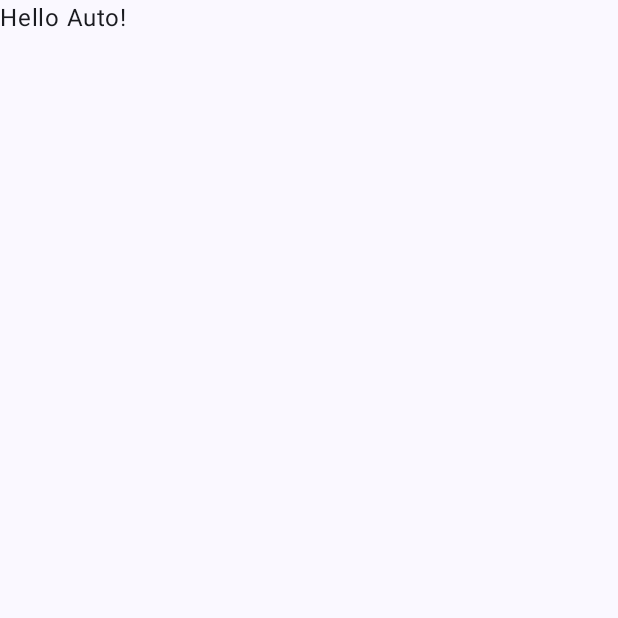
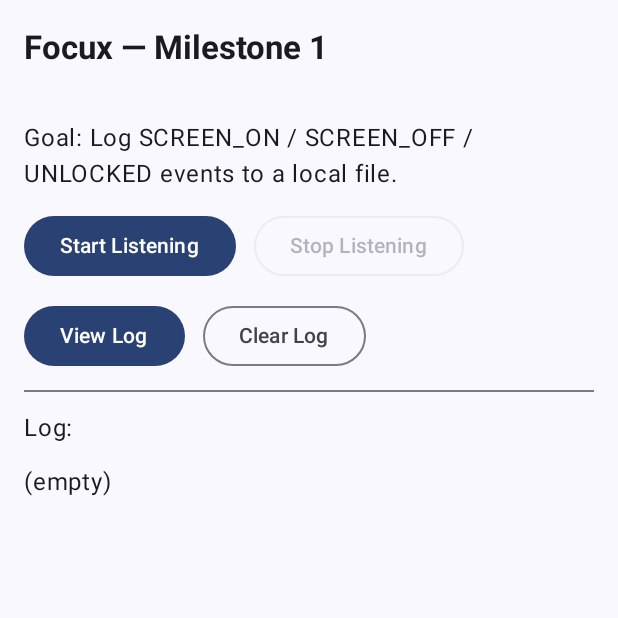
Before and after one commit to Vichu95/DayOne, an Android app built with Jetpack Compose: the screen it shows after launch (MainActivity), on a phone screen of 412 x 824 dp, the top half of it. Before the commit the part shown is almost empty. Run offline under Robolectric (Android 15) with nearby library versions, the light colour scheme and no system bars.

Commit message:
First trail with logging phone unlocks is working : moving to actual project folder now

```diff
--- a/AndroidApp/Focux/app/src/main/java/com/focux/focux/MainActivity.kt
+++ b/AndroidApp/Focux/app/src/main/java/com/focux/focux/MainActivity.kt
@@ -1,47 +1,130 @@
 package com.focux.focux
 
+import android.content.Intent
+import android.content.IntentFilter
 import android.os.Bundle
 import androidx.activity.ComponentActivity
 import androidx.activity.compose.setContent
 import androidx.activity.enableEdgeToEdge
-import androidx.compose.foundation.layout.fillMaxSize
-import androidx.compose.foundation.layout.padding
-import androidx.compose.material3.Scaffold
-import androidx.compose.material3.Text
-import androidx.compose.runtime.Composable
+import androidx.compose.foundation.layout.*
+import androidx.compose.foundation.rememberScrollState
+import androidx.compose.foundation.verticalScroll
+import androidx.compose.material3.*
+import androidx.compose.runtime.*
 import androidx.compose.ui.Modifier
-import androidx.compose.ui.tooling.preview.Preview
+import androidx.compose.ui.text.font.FontWeight
+import androidx.compose.ui.unit.dp
 import com.focux.focux.ui.theme.FocuxTheme
 
 class MainActivity : ComponentActivity() {
+
+    private val receiver = ScreenReceiver()
+    private var isRegistered = false
+
+    private fun register() {
+        if (isRegistered) return
+        val filter = IntentFilter().apply {
+            addAction(Intent.ACTION_SCREEN_ON)
+            addAction(Intent.ACTION_SCREEN_OFF)
+            addAction(Intent.ACTION_USER_PRESENT)
+        }
+        registerReceiver(receiver, filter)
+        isRegistered = true
+    }
+
+    private fun unregister() {
+        if (!isRegistered) return
+        runCatching { unregisterReceiver(receiver) }
+        isRegistered = false
+    }
+
     override fun onCreate(savedInstanceState: Bundle?) {
         super.onCreate(savedInstanceState)
         enableEdgeToEdge()
         setContent {
             FocuxTheme {
-                Scaffold(modifier = Modifier.fillMaxSize()) { innerPadding ->
-                    Greeting(
-                        name = "Auto",
-                        modifier = Modifier.padding(innerPadding)
-                    )
+                MaterialTheme { // keep your theme; Material3 is fine
+                    Surface(Modifier.fillMaxSize()) {
+                        MainScreen(
+                            onStart = { register(); LogWriter.append(this, "LISTENING_STARTED") },
+                            onStop = { unregister(); LogWriter.append(this, "LISTENING_STOPPED") },
+                            onClear = { LogWriter.clear(this) },
+                            readLog = { LogWriter.read(this) }
+                        )
+                    }
                 }
             }
         }
     }
+
+    override fun onDestroy() {
+        super.onDestroy()
+        unregister()
+    }
 }
 
+@OptIn(ExperimentalMaterial3Api::class)
 @Composable
-fun Greeting(name: String, modifier: Modifier = Modifier) {
-    Text(
-        text = "Hello $name!",
-        modifier = modifier
-    )
-}
+private fun MainScreen(
+    onStart: () -> Unit,
+    onStop: () -> Unit,
+    onClear: () -> Unit,
+    readLog: () -> String,
+) {
+    var isListening by remember { mutableStateOf(false) }
+    var logText by remember { mutableStateOf("") }
 
-@Preview(showBackground = true)
-@Composable
-fun GreetingPreview() {
-    FocuxTheme {
-        Greeting("Vishn")
+    Scaffold(
+        topBar = { TopAppBar(title = { Text("Focux — Milestone 1", fontWeight = FontWeight.Bold) }) }
+    ) { padding ->
+        Column(
+            Modifier
+                .padding(padding)
+                .padding(16.dp)
+                .fillMaxSize(),
+            verticalArrangement = Arrangement.spacedBy(12.dp)
+        ) {
+            Text("Goal: Log SCREEN_ON / SCREEN_OFF / UNLOCKED events to a local file.")
+
+            Row(horizontalArrangement = Arrangement.spacedBy(12.dp)) {
+                Button(
+                    onClick = {
+                        if (!isListening) {
+                            onStart()
+                            isListening = true
+                        }
+                    },
+                    enabled = !isListening
+                ) { Text("Start Listening") }
+
+                OutlinedButton(
+                    onClick = {
+                        if (isListening) {
+                            onStop()
+                            isListening = false
+                        }
+                    },
+                    enabled = isListening
+                ) { Text("Stop Listening") }
+            }
+
+            Row(horizontalArrangement = Arrangement.spacedBy(12.dp)) {
+                Button(onClick = { logText = readLog() }) { Text("View Log") }
+                OutlinedButton(onClick = {
+                    onClear()
+                    logText = ""
+                }) { Text("Clear Log") }
+            }
+
+            Divider()
+            Text("Log:")
+            Text(
+                text = if (logText.isBlank()) "(empty)" else logText,
+                modifier = Modifier
+                    .fillMaxWidth()
+                    .weight(1f)
+                    .verticalScroll(rememberScrollState())
+            )
+        }
     }
 }
--- /dev/null
+++ b/AndroidApp/Focux/app/src/main/java/com/focux/focux/ScreenReceiver.kt
@@ -0,0 +1,17 @@
+package com.focux.focux
+
+import android.content.BroadcastReceiver
+import android.content.Context
+import android.content.Intent
+
+class ScreenReceiver : BroadcastReceiver() {
+    override fun onReceive(context: Context, intent: Intent) {
+        val state = when (intent.action) {
+            Intent.ACTION_SCREEN_ON -> "SCREEN_ON"
+            Intent.ACTION_SCREEN_OFF -> "SCREEN_OFF"
+            Intent.ACTION_USER_PRESENT -> "UNLOCKED"
+            else -> "UNKNOWN"
+        }
+        LogWriter.append(context, state)
+    }
+}
```
Also changed, not shown: AndroidApp/Focux/app/src/main/java/com/focux/focux/LogWriter.kt (added, +27 -0 lines).
